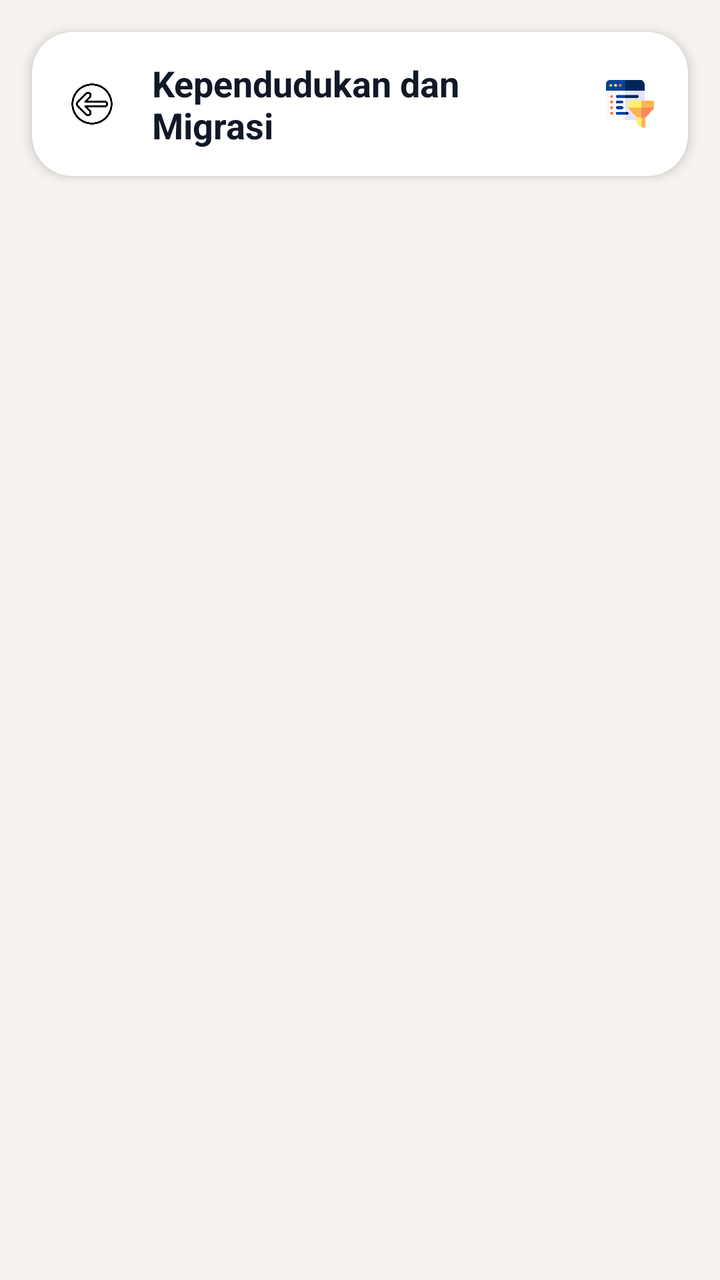
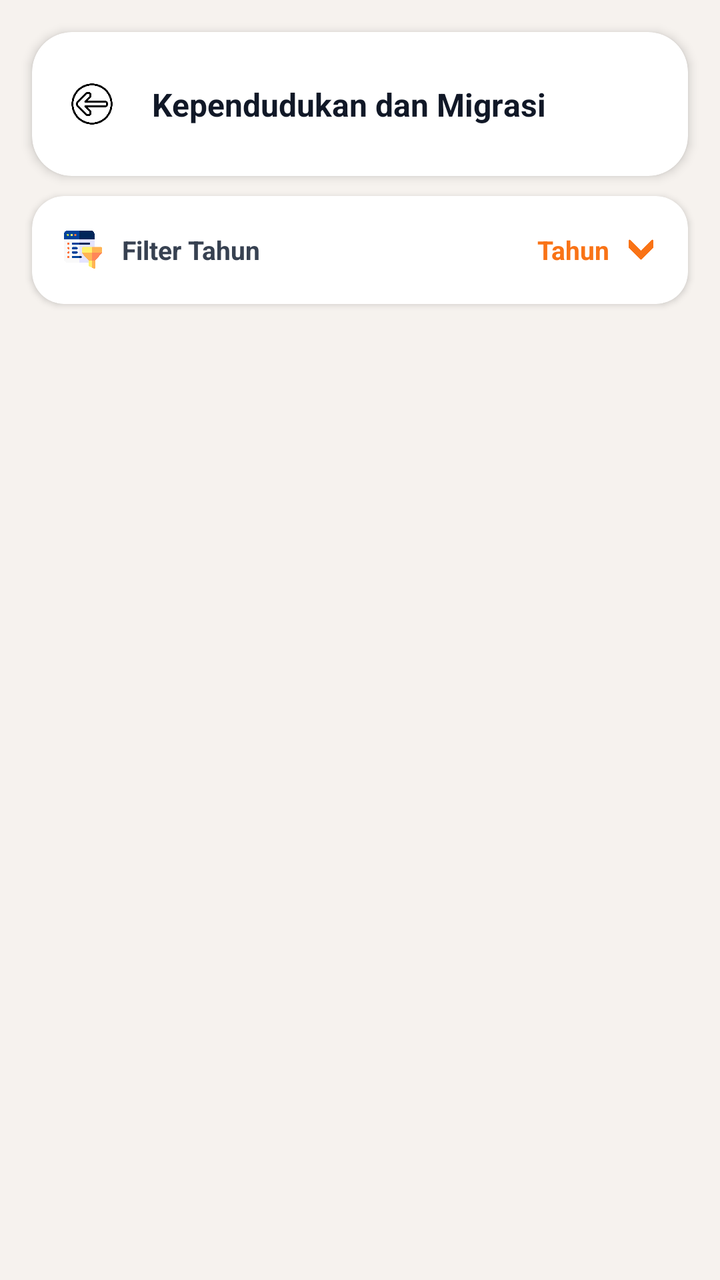

An Android layout rendered at two revisions. The XML below is the earlier revision; the diff shows what the commit changed to produce the second picture.
<!-- AndroidManifest.xml: application theme Theme.Bpskota -->
<!-- res/layout/activity_kependudukan.xml -->
<?xml version="1.0" encoding="utf-8"?>
<androidx.constraintlayout.widget.ConstraintLayout
    xmlns:android="http://schemas.android.com/apk/res/android"
    xmlns:app="http://schemas.android.com/apk/res-auto"
    xmlns:tools="http://schemas.android.com/tools"
    android:layout_width="match_parent"
    android:layout_height="match_parent"
    android:background="#F6F2EE"
    tools:context=".KependudukanActivity">

    <androidx.cardview.widget.CardView
        android:id="@+id/headerKependudukan"
        android:layout_width="0dp"
        android:layout_height="72dp"
        android:layout_marginStart="16dp"
        android:layout_marginTop="16dp"
        android:layout_marginEnd="16dp"
        app:cardBackgroundColor="#FFFFFF"
        app:cardCornerRadius="20dp"
        app:cardElevation="3dp"
        app:layout_constraintTop_toTopOf="parent"
        app:layout_constraintStart_toStartOf="parent"
        app:layout_constraintEnd_toEndOf="parent">

        <androidx.constraintlayout.widget.ConstraintLayout
            android:layout_width="match_parent"
            android:layout_height="match_parent">

            <ImageView
                android:id="@+id/btnBack"
                android:layout_width="44dp"
                android:layout_height="44dp"
                android:layout_marginStart="8dp"
                android:background="?attr/selectableItemBackgroundBorderless"
                android:clickable="true"
                android:focusable="true"
                android:padding="10dp"
                android:src="@drawable/ic_arrow_back"
                android:contentDescription="Kembali"
                app:layout_constraintStart_toStartOf="parent"
                app:layout_constraintTop_toTopOf="parent"
                app:layout_constraintBottom_toBottomOf="parent" />

            <TextView
                android:id="@+id/tvHeaderTitle"
                android:layout_width="0dp"
                android:layout_height="wrap_content"
                android:layout_marginStart="8dp"
                android:layout_marginEnd="8dp"
                android:text="Kependudukan dan Migrasi"
                android:textColor="#111827"
                android:textSize="18sp"
                android:textStyle="bold"
                android:maxLines="2"
                android:ellipsize="end"
                app:layout_constraintStart_toEndOf="@id/btnBack"
                app:layout_constraintEnd_toStartOf="@id/btnFilter"
                app:layout_constraintTop_toTopOf="parent"
                app:layout_constraintBottom_toBottomOf="parent" />

            <ImageView
                android:id="@+id/btnFilter"
                android:layout_width="42dp"
                android:layout_height="42dp"
                android:layout_marginEnd="8dp"
                android:background="?attr/selectableItemBackgroundBorderless"
                android:clickable="true"
                android:focusable="true"
                android:padding="9dp"
                android:src="@drawable/ic_filter"
                android:contentDescription="Filter"
                app:layout_constraintEnd_toEndOf="parent"
                app:layout_constraintTop_toTopOf="parent"
                app:layout_constraintBottom_toBottomOf="parent" />

        </androidx.constraintlayout.widget.ConstraintLayout>

    </androidx.cardview.widget.CardView>

    <ScrollView
        android:id="@+id/contentScroll"
        android:layout_width="0dp"
        android:layout_height="0dp"
        android:layout_marginTop="12dp"
        android:fillViewport="true"
        android:scrollbars="none"
        android:overScrollMode="never"
        app:layout_constraintTop_toBottomOf="@id/headerKependudukan"
        app:layout_constraintBottom_toBottomOf="parent"
        app:layout_constraintStart_toStartOf="parent"
        app:layout_constraintEnd_toEndOf="parent">

        <LinearLayout
            android:id="@+id/cardContainer"
            android:layout_width="match_parent"
            android:layout_height="wrap_content"
            android:orientation="vertical"
            android:paddingStart="24dp"
            android:paddingTop="12dp"
            android:paddingEnd="24dp"
            android:paddingBottom="32dp" />

    </ScrollView>

    <com.airbnb.lottie.LottieAnimationView
        android:id="@+id/progressLoading"
        android:layout_width="100dp"
        android:layout_height="100dp"
        android:visibility="gone"
        app:layout_constraintTop_toTopOf="parent"
        app:layout_constraintBottom_toBottomOf="parent"
        app:layout_constraintStart_toStartOf="parent"
        app:layout_constraintEnd_toEndOf="parent" />

</androidx.constraintlayout.widget.ConstraintLayout>
<!-- resources referenced by this layout -->
<resources>
  <!-- drawable ic_arrow_back: png bitmap (drawable, 15698 bytes) -->
  <!-- drawable ic_filter: png bitmap (drawable, 14395 bytes) -->
  <style name="Theme.Bpskota" parent="Theme.MaterialComponents.DayNight.NoActionBar">
          
          <item name="colorPrimary">@color/purple_500</item>
          <item name="colorPrimaryVariant">@color/purple_700</item>
          <item name="colorOnPrimary">@color/white</item>
          
          <item name="colorSecondary">@color/teal_200</item>
          <item name="colorSecondaryVariant">@color/teal_700</item>
          <item name="colorOnSecondary">@color/black</item>
          
          <item name="android:statusBarColor">@color/white</item>
          
      </style>
  <color name="purple_500">#FF6200EE</color>
  <color name="purple_700">#FF3700B3</color>
  <color name="white">#FFFFFFFF</color>
  <color name="teal_200">#FF03DAC5</color>
  <color name="teal_700">#FF018786</color>
  <color name="black">#FF000000</color>
</resources>

<!-- the commit's change to res/layout/activity_kependudukan.xml (unified diff, before → after) -->
@@ -8,6 +8,7 @@
     android:background="#F6F2EE"
     tools:context=".KependudukanActivity">
 
+    
     <androidx.cardview.widget.CardView
         android:id="@+id/headerKependudukan"
         android:layout_width="0dp"
@@ -26,6 +27,7 @@
             android:layout_width="match_parent"
             android:layout_height="match_parent">
 
+            
             <ImageView
                 android:id="@+id/btnBack"
                 android:layout_width="44dp"
@@ -41,34 +43,20 @@
                 app:layout_constraintTop_toTopOf="parent"
                 app:layout_constraintBottom_toBottomOf="parent" />
 
+            
             <TextView
                 android:id="@+id/tvHeaderTitle"
                 android:layout_width="0dp"
                 android:layout_height="wrap_content"
                 android:layout_marginStart="8dp"
-                android:layout_marginEnd="8dp"
+                android:layout_marginEnd="12dp"
                 android:text="Kependudukan dan Migrasi"
                 android:textColor="#111827"
-                android:textSize="18sp"
+                android:textSize="16sp"
                 android:textStyle="bold"
                 android:maxLines="2"
                 android:ellipsize="end"
                 app:layout_constraintStart_toEndOf="@id/btnBack"
-                app:layout_constraintEnd_toStartOf="@id/btnFilter"
-                app:layout_constraintTop_toTopOf="parent"
-                app:layout_constraintBottom_toBottomOf="parent" />
-
-            <ImageView
-                android:id="@+id/btnFilter"
-                android:layout_width="42dp"
-                android:layout_height="42dp"
-                android:layout_marginEnd="8dp"
-                android:background="?attr/selectableItemBackgroundBorderless"
-                android:clickable="true"
-                android:focusable="true"
-                android:padding="9dp"
-                android:src="@drawable/ic_filter"
-                android:contentDescription="Filter"
                 app:layout_constraintEnd_toEndOf="parent"
                 app:layout_constraintTop_toTopOf="parent"
                 app:layout_constraintBottom_toBottomOf="parent" />
@@ -77,15 +65,87 @@
 
     </androidx.cardview.widget.CardView>
 
+
+    
+    <androidx.cardview.widget.CardView
+        android:id="@+id/cardFilterTahun"
+        android:layout_width="0dp"
+        android:layout_height="54dp"
+        android:layout_marginStart="16dp"
+        android:layout_marginTop="10dp"
+        android:layout_marginEnd="16dp"
+        app:cardBackgroundColor="#FFFFFF"
+        app:cardCornerRadius="16dp"
+        app:cardElevation="2dp"
+        app:layout_constraintTop_toBottomOf="@id/headerKependudukan"
+        app:layout_constraintStart_toStartOf="parent"
+        app:layout_constraintEnd_toEndOf="parent">
+
+        <LinearLayout
+            android:id="@+id/btnFilter"
+            android:layout_width="match_parent"
+            android:layout_height="match_parent"
+            android:orientation="horizontal"
+            android:gravity="center_vertical"
+            android:paddingStart="16dp"
+            android:paddingEnd="16dp"
+            android:clickable="true"
+            android:focusable="true"
+            android:foreground="?attr/selectableItemBackground"
+            android:contentDescription="Filter tahun">
+
+            
+            <ImageView
+                android:layout_width="19dp"
+                android:layout_height="19dp"
+                android:src="@drawable/ic_filter"
+                android:contentDescription="@null" />
+
+            
+            <TextView
+                android:layout_width="0dp"
+                android:layout_height="wrap_content"
+                android:layout_weight="1"
+                android:layout_marginStart="10dp"
+                android:text="Filter Tahun"
+                android:textColor="#374151"
+                android:textSize="13sp"
+                android:textStyle="bold" />
+
+            
+            <TextView
+                android:id="@+id/tvFilterTahun"
+                android:layout_width="wrap_content"
+                android:layout_height="wrap_content"
+                android:text="Tahun"
+                android:textColor="#F97316"
+                android:textSize="13sp"
+                android:textStyle="bold" />
+
+            
+            <ImageView
+                android:layout_width="15dp"
+                android:layout_height="15dp"
+                android:layout_marginStart="8dp"
+                android:src="@drawable/ic_bottom"
+                android:contentDescription="@null"
+                app:tint="#F97316" />
+
+        </LinearLayout>
+
+    </androidx.cardview.widget.CardView>
+
+
+    
     <ScrollView
         android:id="@+id/contentScroll"
         android:layout_width="0dp"
         android:layout_height="0dp"
-        android:layout_marginTop="12dp"
+        android:layout_marginTop="8dp"
         android:fillViewport="true"
         android:scrollbars="none"
         android:overScrollMode="never"
-        app:layout_constraintTop_toBottomOf="@id/headerKependudukan"
+        app:layout_constraintTop_toBottomOf="@id/cardFilterTahun"
         app:layout_constraintBottom_toBottomOf="parent"
         app:layout_constraintStart_toStartOf="parent"
         app:layout_constraintEnd_toEndOf="parent">
@@ -102,6 +162,8 @@
 
     </ScrollView>
 
+
+    
     <com.airbnb.lottie.LottieAnimationView
         android:id="@+id/progressLoading"
         android:layout_width="100dp"
<!-- resource entries referenced after the edit -->
@@ -1,6 +1,7 @@
 <!-- resources referenced by this layout -->
 <resources>
   <!-- drawable ic_arrow_back: png bitmap (drawable, 15698 bytes) -->
+  <!-- drawable ic_bottom: png bitmap (drawable, 4896 bytes) -->
   <!-- drawable ic_filter: png bitmap (drawable, 14395 bytes) -->
   <style name="Theme.Bpskota" parent="Theme.MaterialComponents.DayNight.NoActionBar">
           
